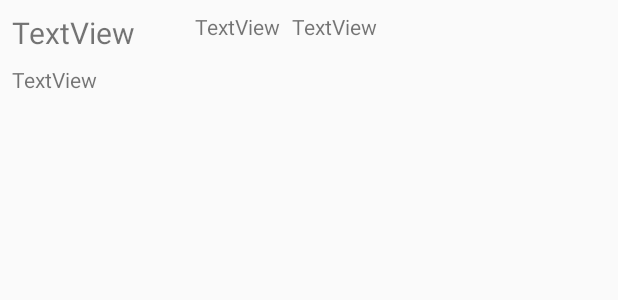
After one commit to kimdia200/javaproject, an Android app: the layout person.xml on its own in the app's theme, with its tools: preview values and no code run, on a phone screen of 412 x 824 dp. The commit adds this screen. Shown: the top 300 px of the screen. Run offline under Robolectric (Android 15) with nearby library versions, the phone set to English and light mode, and no system bars.

```diff
--- a/app/build.gradle
+++ b/app/build.gradle
@@ -29,5 +29,6 @@ dependencies {
     implementation 'com.google.firebase:firebase-auth:16.0.4'
     implementation 'com.google.firebase:firebase-database:16.0.4'
     implementation 'com.google.android.gms:play-services-auth:16.0.0'
+    implementation 'com.android.support:recyclerview-v7:26.1.0'
 }
 apply plugin: 'com.google.gms.google-services'
--- a/app/src/main/java/net/skhu/javaproject_address/Person.java
+++ b/app/src/main/java/net/skhu/javaproject_address/Person.java
@@ -6,8 +6,9 @@ public class Person {
     public Person(String name,String age, String email ,String number){
         this.name = name;
         this.age = age;
+        this.number = number;
         this.email = email;
-        this.number = number;
+
     }
 
     public String getName() {
--- /dev/null
+++ b/app/src/main/res/layout/person.xml
@@ -0,0 +1,59 @@
+<?xml version="1.0" encoding="utf-8"?>
+<android.support.constraint.ConstraintLayout xmlns:android="http://schemas.android.com/apk/res/android"
+    xmlns:app="http://schemas.android.com/apk/res-auto"
+    xmlns:tools="http://schemas.android.com/tools"
+    android:layout_width="match_parent"
+    android:layout_height="wrap_content">
+
+    <TextView
+        android:id="@+id/textView1"
+        android:layout_width="114dp"
+        android:layout_height="wrap_content"
+        android:layout_marginStart="8dp"
+        android:layout_marginLeft="8dp"
+        android:layout_marginTop="8dp"
+        android:text="TextView"
+        android:textSize="20sp"
+        app:layout_constraintStart_toStartOf="parent"
+        app:layout_constraintTop_toTopOf="parent" />
+
+    <TextView
+        android:id="@+id/textView2"
+        android:layout_width="wrap_content"
+        android:layout_height="wrap_content"
+        android:layout_marginStart="8dp"
+        android:layout_marginLeft="8dp"
+        android:layout_marginTop="8dp"
+        android:text="TextView"
+        app:layout_constraintStart_toEndOf="@+id/textView1"
+        app:layout_constraintTop_toTopOf="parent" />
+
+    <TextView
+        android:id="@+id/textView3"
+        android:layout_width="0dp"
+        android:layout_height="wrap_content"
+        android:layout_marginStart="8dp"
+        android:layout_marginLeft="8dp"
+        android:layout_marginTop="8dp"
+        android:layout_marginEnd="8dp"
+        android:layout_marginRight="8dp"
+        android:text="TextView"
+        app:layout_constraintEnd_toEndOf="parent"
+        app:layout_constraintStart_toEndOf="@+id/textView2"
+        app:layout_constraintTop_toTopOf="parent" />
+
+    <TextView
+        android:id="@+id/textView4"
+        android:layout_width="0dp"
+        android:layout_height="wrap_content"
+        android:layout_marginStart="8dp"
+        android:layout_marginLeft="8dp"
+        android:layout_marginTop="8dp"
+        android:layout_marginEnd="8dp"
+        android:layout_marginRight="8dp"
+        android:text="TextView"
+        app:layout_constraintEnd_toEndOf="parent"
+        app:layout_constraintStart_toStartOf="parent"
+        app:layout_constraintTop_toBottomOf="@+id/textView1" />
+
+</android.support.constraint.ConstraintLayout>
```
Also changed, not shown: app/src/main/java/net/skhu/javaproject_address/AddAdressActivity.java (+38 -6 lines), app/src/main/java/net/skhu/javaproject_address/MainActivity.java (+50 -1 lines), app/src/main/java/net/skhu/javaproject_address/MyRecyclerViewAdapter.java (added, +58 -0 lines), app/src/main/res/layout/activity_main.xml (+15 -0 lines).
